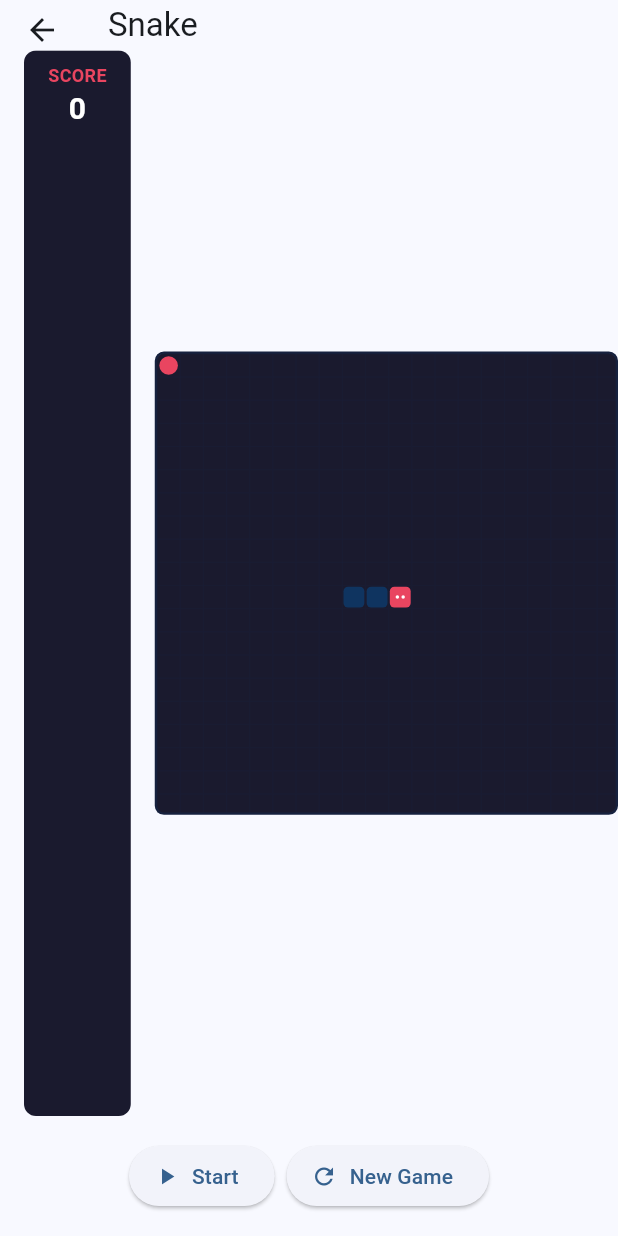
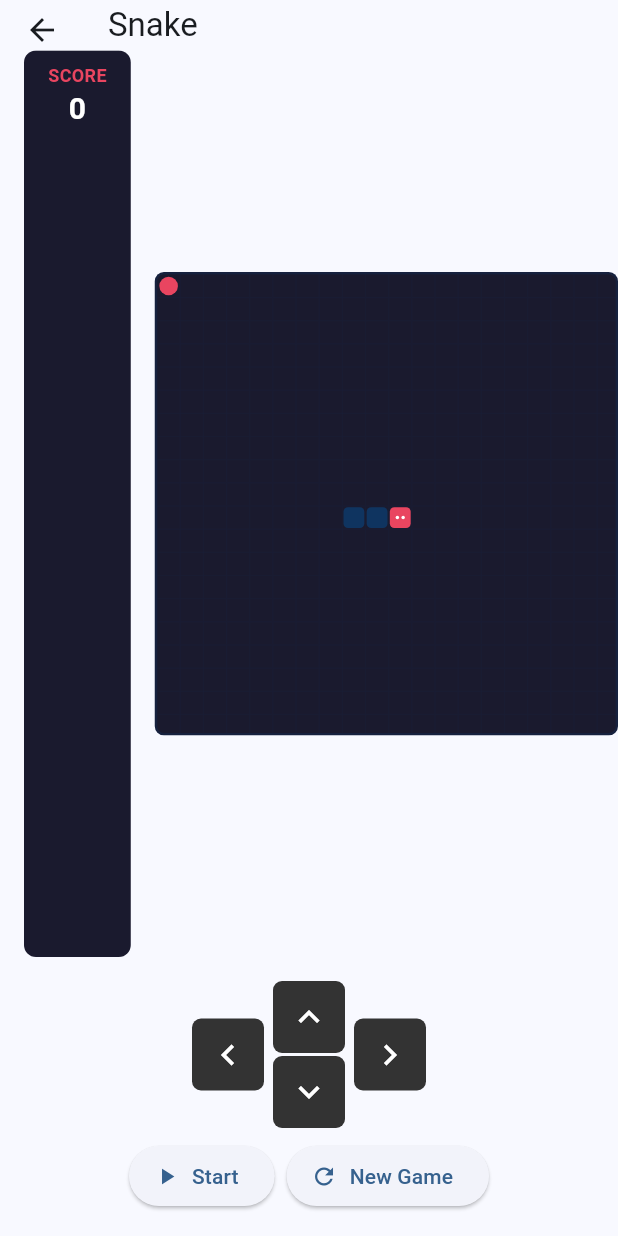
Before and after one commit to neohope/GeminiGameDemo, a Flutter app: the SnakePage screen opened by its route, on a phone screen of 412 x 824 dp. Run offline on Flutter 3.47's test engine with Material 3 defaults, Android fonts, the phone set to English and light mode, and no system bars; our stand-ins replace equatable, flutter_riverpod, go_router, shared_preferences; accounts and stored records are empty.

Commit message:
Add on-screen directional buttons to Snake

```diff
--- a/lib/features/games/snake/presentation/pages/snake_page.dart
+++ b/lib/features/games/snake/presentation/pages/snake_page.dart
@@ -106,6 +106,67 @@ class _SnakePageState extends ConsumerState<SnakePage> {
               if (board.isGameOver) _buildGameOver(context, ref),
               if (board.isPaused && !board.isGameOver) _buildPaused(context),
               const SizedBox(height: 16),
+              // Directional controls
+              Padding(
+                padding: const EdgeInsets.symmetric(horizontal: 16),
+                child: Row(
+                  mainAxisAlignment: MainAxisAlignment.center,
+                  children: [
+                    _ControlButton(
+                      onTap: !board.isGameOver
+                          ? () {
+                              ref.read(snakeProvider.notifier).changeDirection(Direction.left);
+                              if (!board.isPaused && board.snake.length == 3) {
+                                ref.read(snakeProvider.notifier).start();
+                              }
+                            }
+                          : null,
+                      icon: Icons.keyboard_arrow_left,
+                    ),
+                    const SizedBox(width: 6),
+                    Column(
+                      children: [
+                        _ControlButton(
+                          onTap: !board.isGameOver
+                              ? () {
+                                  ref.read(snakeProvider.notifier).changeDirection(Direction.up);
+                                  if (!board.isPaused && board.snake.length == 3) {
+                                    ref.read(snakeProvider.notifier).start();
+                                  }
+                                }
+                              : null,
+                          icon: Icons.keyboard_arrow_up,
+                        ),
+                        const SizedBox(height: 2),
+                        _ControlButton(
+                          onTap: !board.isGameOver
+                              ? () {
+                                  ref.read(snakeProvider.notifier).changeDirection(Direction.down);
+                                  if (!board.isPaused && board.snake.length == 3) {
+                                    ref.read(snakeProvider.notifier).start();
+                                  }
+                                }
+                              : null,
+                          icon: Icons.keyboard_arrow_down,
+                        ),
+                      ],
+                    ),
+                    const SizedBox(width: 6),
+                    _ControlButton(
+                      onTap: !board.isGameOver
+                          ? () {
+                              ref.read(snakeProvider.notifier).changeDirection(Direction.right);
+                              if (!board.isPaused && board.snake.length == 3) {
+                                ref.read(snakeProvider.notifier).start();
+                              }
+                            }
+                          : null,
+                      icon: Icons.keyboard_arrow_right,
+                    ),
+                  ],
+                ),
+              ),
+              const SizedBox(height: 8),
               _buildControlBar(context, ref, board),
               const SizedBox(height: 16),
             ],
@@ -228,3 +289,35 @@ class _ScoreBox extends StatelessWidget {
     );
   }
 }
+
+class _ControlButton extends StatelessWidget {
+  final VoidCallback? onTap;
+  final IconData icon;
+
+  const _ControlButton({required this.onTap, required this.icon});
+
+  @override
+  Widget build(BuildContext context) {
+    return InkWell(
+      onTap: onTap,
+      borderRadius: BorderRadius.circular(6),
+      child: SizedBox(
+        width: 48,
+        height: 48,
+        child: DecoratedBox(
+          decoration: BoxDecoration(
+            color: onTap == null ? Colors.grey : const Color(0xFF333333),
+            borderRadius: BorderRadius.circular(6),
+          ),
+          child: Center(
+            child: Icon(
+              icon,
+              size: 28,
+              color: Colors.white,
+            ),
+          ),
+        ),
+      ),
+    );
+  }
+}
```
